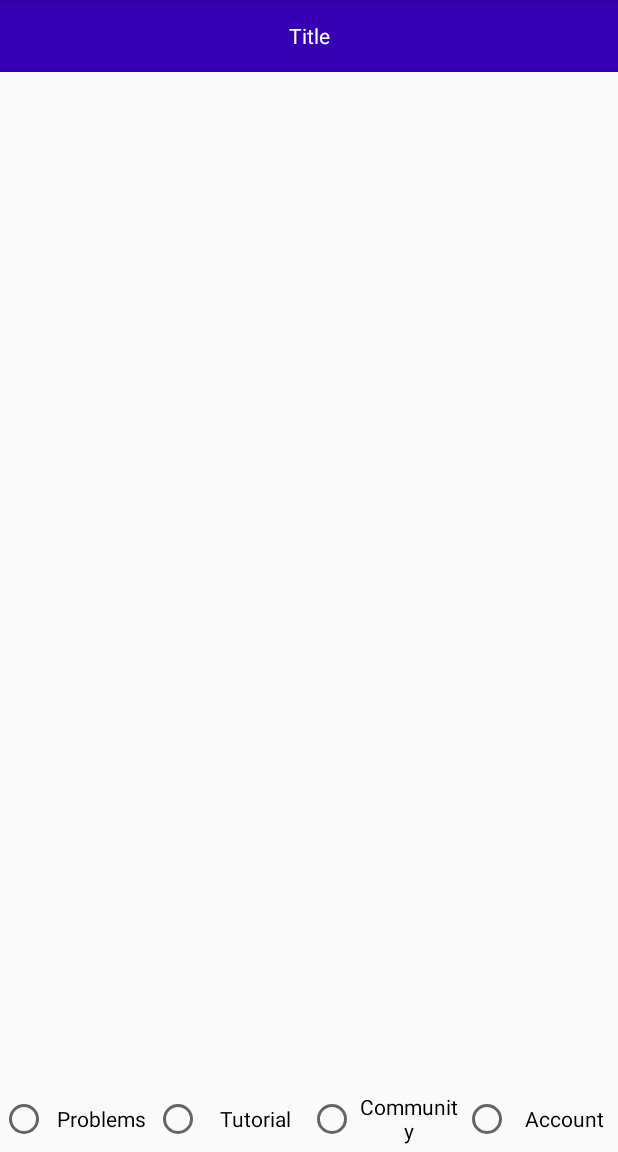
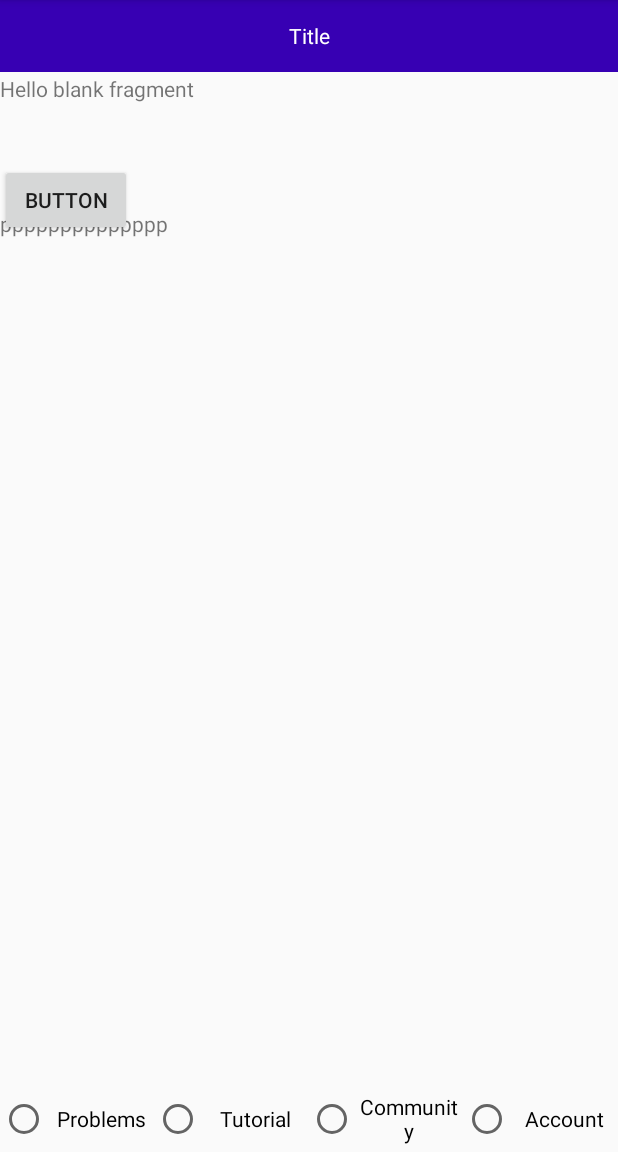
Before and after one commit to Bazoka13/summer2020-work-, an Android app: the MenuActivity screen opened directly, with no data from a screen before it, on a phone screen of 412 x 824 dp, the part 84-1236 px from its top. Run offline under Robolectric (Android 15) with nearby library versions, the phone set to English and light mode, and no system bars.

Commit message:
Add four Fragments in menu

```diff
--- a/OJ4thinhand/app/build.gradle
+++ b/OJ4thinhand/app/build.gradle
@@ -33,6 +33,7 @@ dependencies {
     implementation 'com.google.android.material:material:1.0.0'
     implementation 'androidx.annotation:annotation:1.1.0'
     implementation 'androidx.lifecycle:lifecycle-extensions:2.1.0'
+    implementation 'androidx.legacy:legacy-support-v4:1.0.0'
     testImplementation 'junit:junit:4.12'
     androidTestImplementation 'androidx.test.ext:junit:1.1.1'
     androidTestImplementation 'androidx.test.espresso:espresso-core:3.2.0'
--- /dev/null
+++ b/OJ4thinhand/app/src/main/java/com/example/oj4thinhand/ProblemFragment.kt
@@ -0,0 +1,59 @@
+package com.example.oj4thinhand
+
+import android.os.Bundle
+import androidx.fragment.app.Fragment
+import android.view.LayoutInflater
+import android.view.View
+import android.view.ViewGroup
+
+// TODO: Rename parameter arguments, choose names that match
+// the fragment initialization parameters, e.g. ARG_ITEM_NUMBER
+private const val ARG_PARAM1 = "param1"
+private const val ARG_PARAM2 = "param2"
+
+/**
+ * A simple [Fragment] subclass.
+ * Use the [ProblemFragment.newInstance] factory method to
+ * create an instance of this fragment.
+ */
+class ProblemFragment : Fragment() {
+    // TODO: Rename and change types of parameters
+    private var param1: String? = null
+    private var param2: String? = null
+
+    override fun onCreate(savedInstanceState: Bundle?) {
+        super.onCreate(savedInstanceState)
+        arguments?.let {
+            param1 = it.getString(ARG_PARAM1)
+            param2 = it.getString(ARG_PARAM2)
+        }
+    }
+
+    override fun onCreateView(
+        inflater: LayoutInflater, container: ViewGroup?,
+        savedInstanceState: Bundle?
+    ): View? {
+        // Inflate the layout for this fragment
+        return inflater.inflate(R.layout.fragment_problem, container, false)
+    }
+
+    companion object {
+        /**
+         * Use this factory method to create a new instance of
+         * this fragment using the provided parameters.
+         *
+         * @param param1 Parameter 1.
+         * @param param2 Parameter 2.
+         * @return A new instance of fragment problemFragment.
+         */
+        // TODO: Rename and change types and number of parameters
+        @JvmStatic
+        fun newInstance(param1: String, param2: String) =
+            ProblemFragment().apply {
+                arguments = Bundle().apply {
+                    putString(ARG_PARAM1, param1)
+                    putString(ARG_PARAM2, param2)
+                }
+            }
+    }
+}
--- a/OJ4thinhand/app/src/main/res/layout/activity_menu.xml
+++ b/OJ4thinhand/app/src/main/res/layout/activity_menu.xml
@@ -99,7 +99,7 @@
             android:layout_width="match_parent"
             android:layout_height="match_parent"
             android:layout_above="@id/index_bottom_divider"
-            android:layout_below="@id/index_title_divider" />
+            android:layout_below="@id/index_title_divider"/>
 
     </RelativeLayout>
 </androidx.constraintlayout.widget.ConstraintLayout>
--- /dev/null
+++ b/OJ4thinhand/app/src/main/res/layout/fragment_problem.xml
@@ -0,0 +1,40 @@
+<?xml version="1.0" encoding="utf-8"?>
+<FrameLayout xmlns:android="http://schemas.android.com/apk/res/android"
+    xmlns:tools="http://schemas.android.com/tools"
+    android:layout_width="match_parent"
+    android:layout_height="match_parent"
+    tools:context=".ProblemFragment">
+
+    <!-- TODO: Update blank fragment layout -->
+    <TextView
+        android:layout_width="match_parent"
+        android:layout_height="match_parent"
+        android:text="@string/hello_blank_fragment" />
+
+    <Button
+        android:id="@+id/button"
+        android:layout_width="wrap_content"
+        android:layout_height="wrap_content"
+        android:text="Button"
+        android:layout_marginTop="60dp"/>
+
+    <ScrollView
+        android:layout_width="match_parent"
+        android:layout_height="671dp"
+        android:layout_marginTop="60dp">
+
+        <LinearLayout
+            android:id="@+id/testuse"
+            android:layout_width="match_parent"
+            android:layout_height="wrap_content"
+            android:layout_marginTop="30dp"
+            android:orientation="vertical">
+
+            <TextView
+                android:layout_width="match_parent"
+                android:layout_height="wrap_content"
+                android:text="@string/problemset" />
+        </LinearLayout>
+    </ScrollView>
+
+</FrameLayout>
--- a/OJ4thinhand/app/src/main/res/values/strings.xml
+++ b/OJ4thinhand/app/src/main/res/values/strings.xml
@@ -23,7 +23,8 @@
     <string name="community">Community</string>
     <string name="tutorial">Tutorial</string>
     <string name="problems">Problems</string>
-    <string name="problemset">
-        10001
+    <string name="problemset">pppppppppppppp
     </string>
+    <!-- TODO: Remove or change this placeholder text -->
+    <string name="hello_blank_fragment">Hello blank fragment</string>
 </resources>
```
Also changed, not shown: OJ4thinhand/app/src/main/java/com/example/oj4thinhand/AccountFragment.kt (added, +59 -0 lines), OJ4thinhand/app/src/main/java/com/example/oj4thinhand/CommunityFragment.kt (added, +59 -0 lines), OJ4thinhand/app/src/main/java/com/example/oj4thinhand/MenuActivity.kt (+15 -13 lines), OJ4thinhand/app/src/main/java/com/example/oj4thinhand/TutorialFragment.kt (added, +59 -0 lines), OJ4thinhand/app/src/main/res/layout/fragment_account.xml (added, +14 -0 lines), OJ4thinhand/app/src/main/res/layout/fragment_community.xml (added, +15 -0 lines), OJ4thinhand/app/src/main/res/layout/fragment_tutorial.xml (added, +23 -0 lines).
